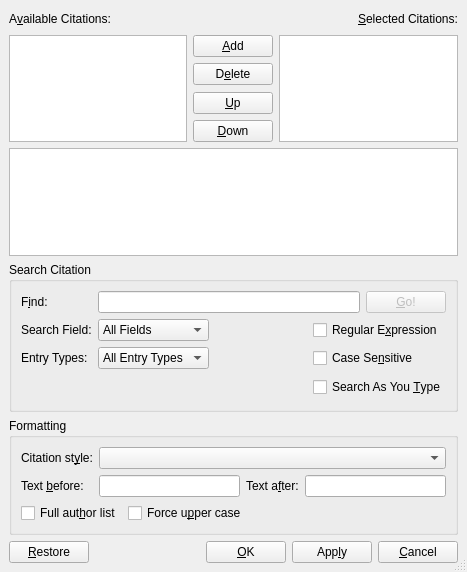
Old version of the form src/frontends/qt4/ui/CitationUi.ui in the repository cburschka/lyx.
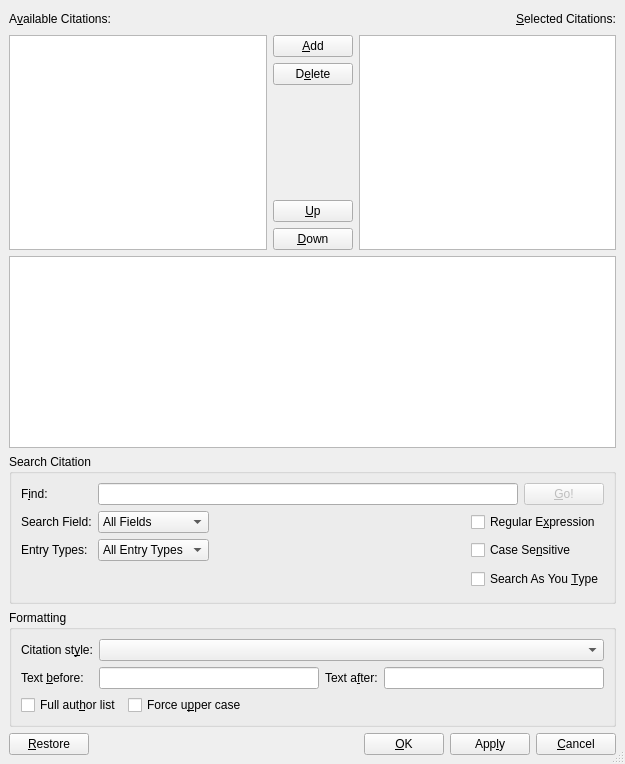
New version of the form. Icons and pictures are not drawn.

Commit message: Fix warning of citation dialog.

Diff of the .ui file:
```diff
--- a/src/frontends/qt4/ui/CitationUi.ui
+++ b/src/frontends/qt4/ui/CitationUi.ui
@@ -5,14 +5,12 @@
    <rect>
     <x>0</x>
     <y>0</y>
-    <width>467</width>
-    <height>572</height>
+    <width>625</width>
+    <height>764</height>
    </rect>
   </property>
   <property name="sizePolicy" >
-   <sizepolicy>
-    <hsizetype>1</hsizetype>
-    <vsizetype>1</vsizetype>
+   <sizepolicy vsizetype="Minimum" hsizetype="Minimum" >
     <horstretch>0</horstretch>
     <verstretch>0</verstretch>
    </sizepolicy>
@@ -33,9 +31,7 @@
    <item row="1" column="0" >
     <widget class="QTextEdit" name="infoML" >
      <property name="sizePolicy" >
-      <sizepolicy>
-       <hsizetype>7</hsizetype>
-       <vsizetype>4</vsizetype>
+      <sizepolicy vsizetype="Maximum" hsizetype="Expanding" >
        <horstretch>0</horstretch>
        <verstretch>0</verstretch>
       </sizepolicy>
@@ -330,9 +326,7 @@
             <item>
              <widget class="QComboBox" name="citationStyleCO" >
               <property name="sizePolicy" >
-               <sizepolicy>
-                <hsizetype>3</hsizetype>
-                <vsizetype>0</vsizetype>
+               <sizepolicy vsizetype="Fixed" hsizetype="MinimumExpanding" >
                 <horstretch>0</horstretch>
                 <verstretch>0</verstretch>
                </sizepolicy>
@@ -355,9 +349,7 @@
             <item>
              <widget class="QLineEdit" name="textBeforeED" >
               <property name="sizePolicy" >
-               <sizepolicy>
-                <hsizetype>3</hsizetype>
-                <vsizetype>0</vsizetype>
+               <sizepolicy vsizetype="Fixed" hsizetype="MinimumExpanding" >
                 <horstretch>0</horstretch>
                 <verstretch>0</verstretch>
                </sizepolicy>
@@ -380,9 +372,7 @@
             <item>
              <widget class="QLineEdit" name="textAfterED" >
               <property name="sizePolicy" >
-               <sizepolicy>
-                <hsizetype>3</hsizetype>
-                <vsizetype>0</vsizetype>
+               <sizepolicy vsizetype="Fixed" hsizetype="MinimumExpanding" >
                 <horstretch>0</horstretch>
                 <verstretch>0</verstretch>
                </sizepolicy>
@@ -583,9 +573,7 @@
          <item>
           <widget class="QPushButton" name="upPB" >
            <property name="sizePolicy" >
-            <sizepolicy>
-             <hsizetype>1</hsizetype>
-             <vsizetype>0</vsizetype>
+            <sizepolicy vsizetype="Fixed" hsizetype="Minimum" >
              <horstretch>0</horstretch>
              <verstretch>0</verstretch>
             </sizepolicy>
@@ -607,9 +595,7 @@
          <item>
           <widget class="QPushButton" name="downPB" >
            <property name="sizePolicy" >
-            <sizepolicy>
-             <hsizetype>1</hsizetype>
-             <vsizetype>0</vsizetype>
+            <sizepolicy vsizetype="Fixed" hsizetype="Minimum" >
              <horstretch>0</horstretch>
              <verstretch>0</verstretch>
             </sizepolicy>
```
Left out of the diff: 82 changed lines with no effect on the pictures.
